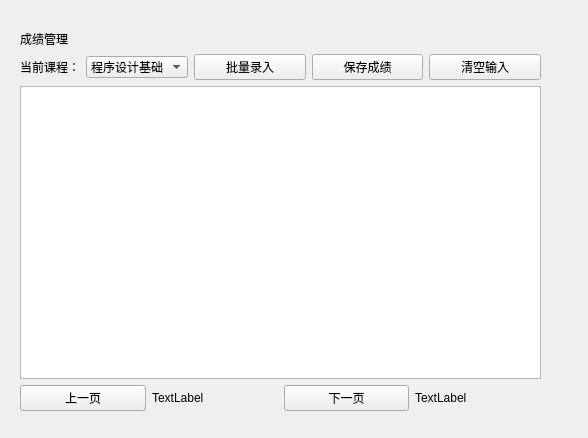
First picture: the form in StudentScoreSystem/score.ui, repository wmq-666/qt, before the edit.
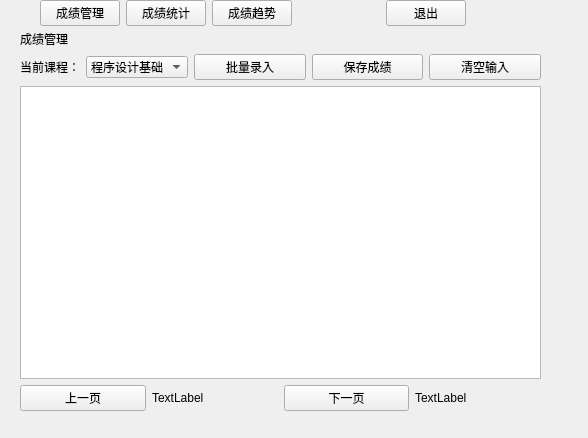
Second picture: the form after the edit.

The edit to the form file:
```diff
--- a/StudentScoreSystem/score.ui
+++ b/StudentScoreSystem/score.ui
@@ -13,7 +13,7 @@
   <property name="windowTitle">
    <string>Form</string>
   </property>
-  <widget class="QWidget" name="">
+  <widget class="QWidget" name="layoutWidget">
    <property name="geometry">
     <rect>
      <x>20</x>
@@ -122,6 +122,89 @@
     </item>
    </layout>
   </widget>
+  <widget class="QWidget" name="layoutWidget_2">
+   <property name="geometry">
+    <rect>
+     <x>40</x>
+     <y>0</y>
+     <width>426</width>
+     <height>27</height>
+    </rect>
+   </property>
+   <layout class="QHBoxLayout" name="horizontalLayout_4">
+    <item>
+     <layout class="QHBoxLayout" name="horizontalLayout_5">
+      <item>
+       <widget class="QPushButton" name="btnscore">
+        <property name="text">
+         <string>成绩管理</string>
+        </property>
+       </widget>
+      </item>
+      <item>
+       <widget class="QPushButton" name="btnstatistics">
+        <property name="text">
+         <string>成绩统计</string>
+        </property>
+       </widget>
+      </item>
+      <item>
+       <widget class="QPushButton" name="btntrend">
+        <property name="minimumSize">
+         <size>
+          <width>0</width>
+          <height>0</height>
+         </size>
+        </property>
+        <property name="text">
+         <string>成绩趋势</string>
+        </property>
+       </widget>
+      </item>
+     </layout>
+    </item>
+    <item>
+     <spacer name="horizontalSpacer">
+      <property name="orientation">
+       <enum>Qt::Orientation::Horizontal</enum>
+      </property>
+      <property name="sizeHint" stdset="0">
+       <size>
+        <width>40</width>
+        <height>20</height>
+       </size>
+      </property>
+     </spacer>
+    </item>
+    <item>
+     <widget class="QLabel" name="labelTitle">
+      <property name="text">
+       <string/>
+      </property>
+     </widget>
+    </item>
+    <item>
+     <spacer name="horizontalSpacer_2">
+      <property name="orientation">
+       <enum>Qt::Orientation::Horizontal</enum>
+      </property>
+      <property name="sizeHint" stdset="0">
+       <size>
+        <width>40</width>
+        <height>20</height>
+       </size>
+      </property>
+     </spacer>
+    </item>
+    <item>
+     <widget class="QPushButton" name="btnlogout">
+      <property name="text">
+       <string>退出</string>
+      </property>
+     </widget>
+    </item>
+   </layout>
+  </widget>
  </widget>
  <resources/>
  <connections/>
```
